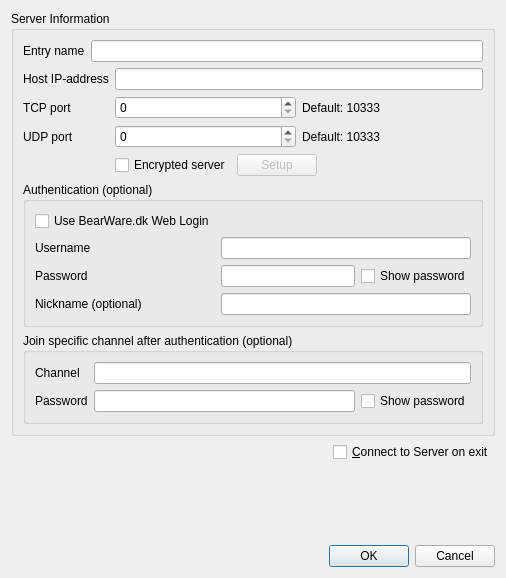
Above: Client/qtTeamTalk/serverdlg.ui from BearWare/TeamTalk5 before the change. Below: the same form after it.
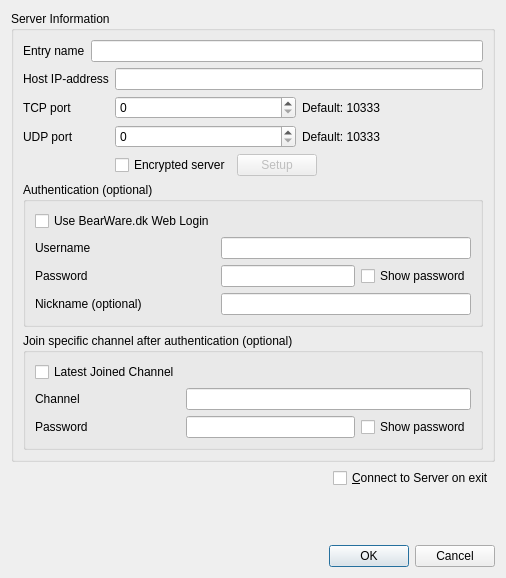
That is the form after the change.

Commit message:
Ability to join latest joined channel (#2275)
* Ability to join latest joined channel

* Clear fields when unchecking checkbox

* Disconnect before exiting on exit command

* Ensure client is in a channel and path can be retrieve to store channel

* Don't check channel to focus correct list in servers list

* Move latesthost to HostEntry-stuct

* Fix bug in clearLatestHosts

---------

```diff
--- a/Client/qtTeamTalk/serverdlg.ui
+++ b/Client/qtTeamTalk/serverdlg.ui
@@ -233,7 +233,14 @@
         </property>
         <layout class="QFormLayout" name="formLayout_2">
          <item row="0" column="0">
-          <widget class="QLabel" name="label_4">
+          <widget class="QCheckBox" name="lastChanChkBox">
+           <property name="text">
+            <string>Latest Joined Channel</string>
+           </property>
+          </widget>
+         </item>
+         <item row="1" column="0">
+          <widget class="QLabel" name="channel_label">
            <property name="text">
             <string>Channel</string>
            </property>
@@ -242,11 +249,11 @@
            </property>
           </widget>
          </item>
-         <item row="0" column="1">
+         <item row="1" column="1">
           <widget class="QLineEdit" name="channelEdit"/>
          </item>
-         <item row="1" column="0">
-          <widget class="QLabel" name="label_12">
+         <item row="2" column="0">
+          <widget class="QLabel" name="chanpsw_label">
            <property name="text">
             <string>Password</string>
            </property>
@@ -255,7 +262,7 @@
            </property>
           </widget>
          </item>
-         <item row="1" column="1">
+         <item row="2" column="1">
           <layout class="QHBoxLayout" name="horizontalLayout_1">
            <item>
             <widget class="QLineEdit" name="chanpasswdEdit">
```
The commit also changes 9 other files.
